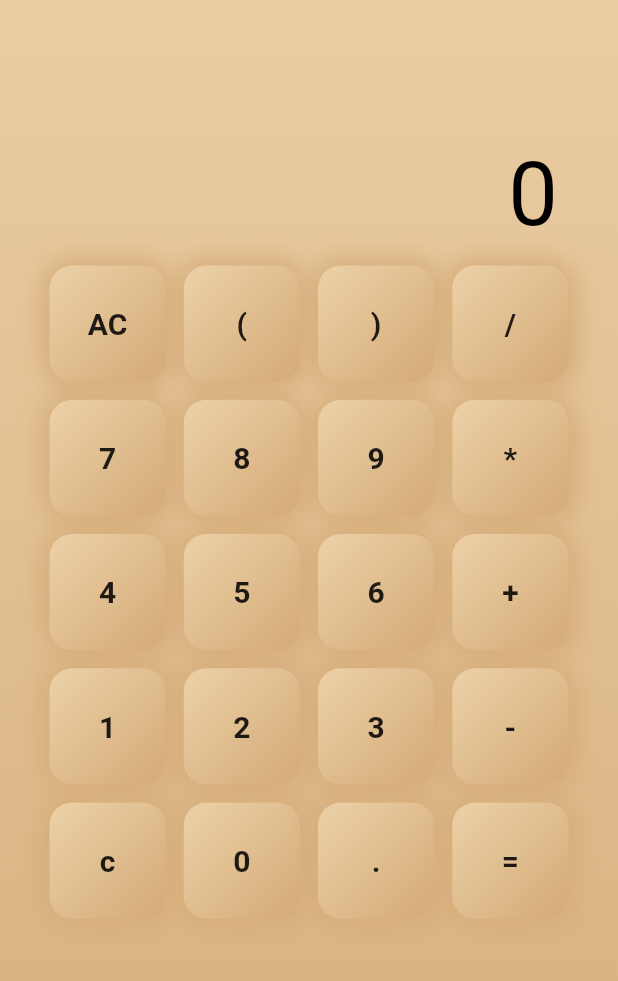
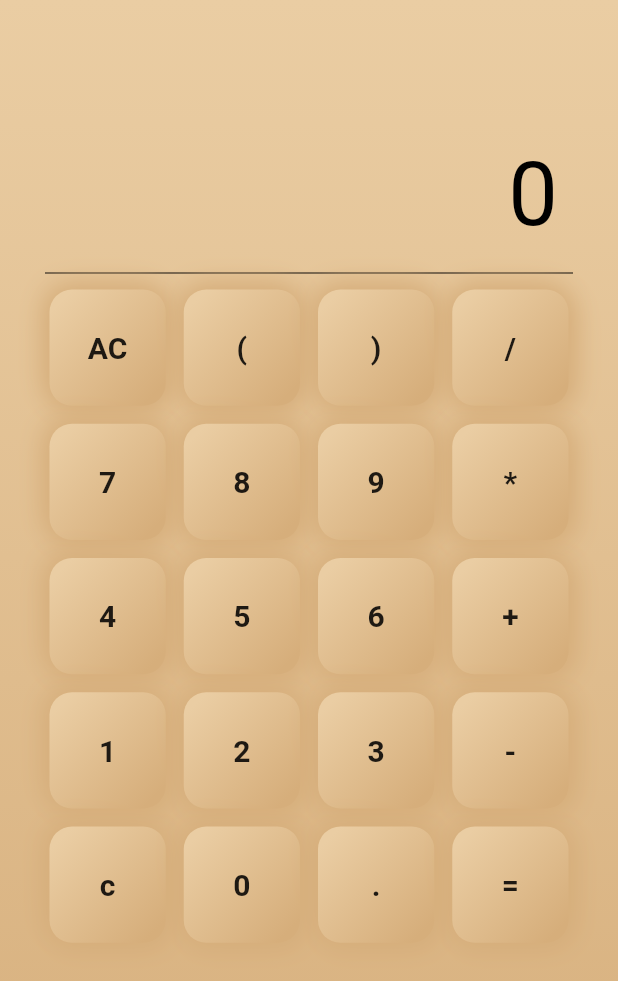
Before and after one commit to AnthonyBeerus/FlutterApp-Calculator, a Flutter app: the screen it shows after launch, on a phone screen of 412 x 824 dp. Shown: the top 981 px of the screen. Run offline on Flutter 3.47's test engine with Material 2 defaults, Android fonts, the phone set to English and light mode, and no system bars.

Commit message:
Added Divider

```diff
--- a/lib/pages/home.dart
+++ b/lib/pages/home.dart
@@ -89,13 +89,9 @@ class _HomePageState extends State<HomePage> {
                     ),
                   ),
                 ),
-                // Container(
-                //   child: NeuBox(
-                //     child: Divider(
-                //       color: Colors.black,
-                //       ),
-                //     ),
-                // ),
+                Divider(
+                  color: Colors.black,
+                ),
                 Expanded(
                   child: Container(
                     padding: EdgeInsets.all(3),
```
